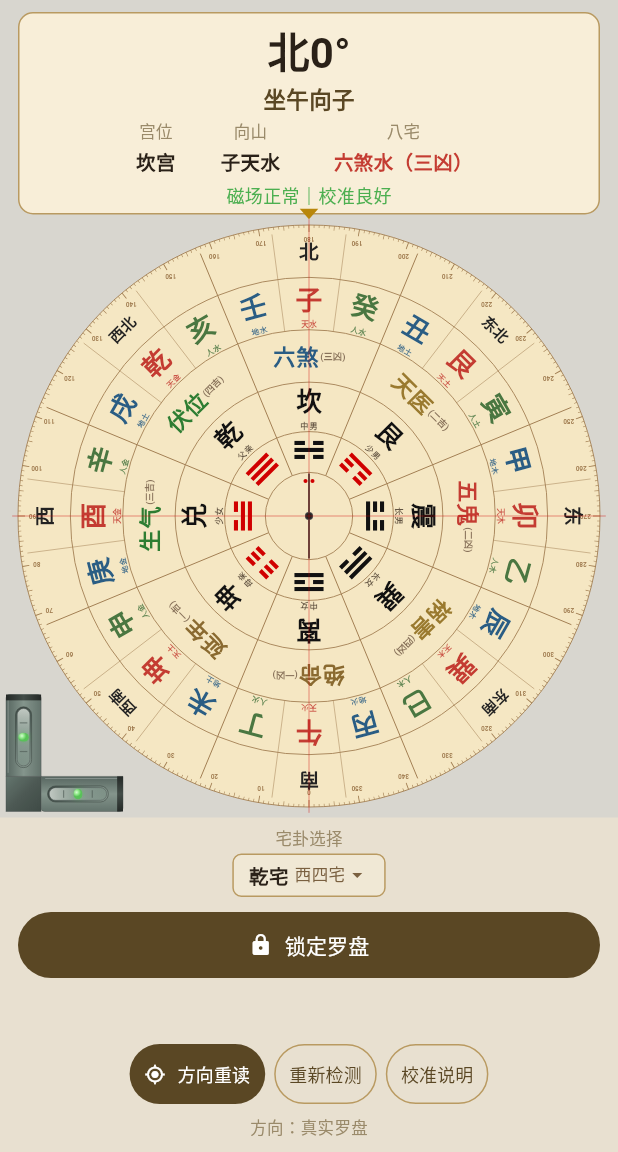
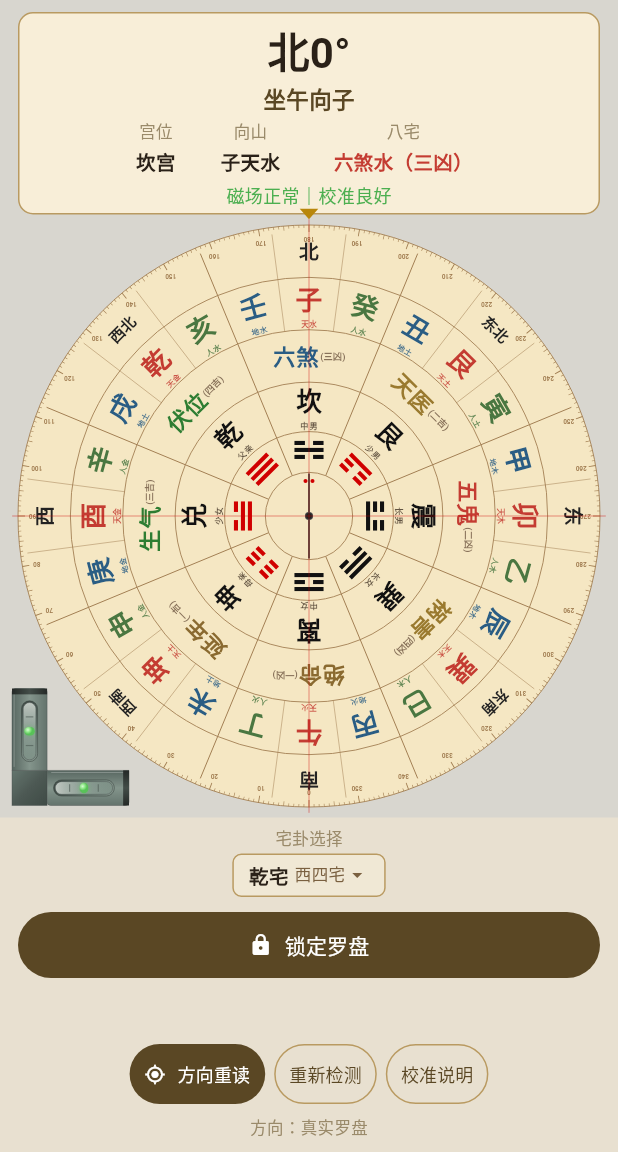
Before and after one commit to Heaifan/fengshii-luopan, a Flutter app: the screen it shows after launch, on a phone screen of 412 x 824 dp, the part 84-1236 px from its top. Run offline on Flutter 3.47's test engine with Material 3 defaults, Android fonts, the phone set to English and light mode, and no system bars; our stand-ins replace flutter_compass, flutter_riverpod, sensors_plus, shared_preferences.

Commit message:
fix: v0.4.3.2 - use locked status snapshot + adjust level indicator position

```diff
--- a/lib/features/compass/compass_page.dart
+++ b/lib/features/compass/compass_page.dart
@@ -679,8 +679,8 @@ class _CompassPageState extends State<CompassPage> {
                     ),
                   ),
                   Positioned(
-                    left: 4,
-                    bottom: 4,
+                    left: 8,
+                    bottom: 8,
                     child: _buildLevelIndicator(),
                   ),
                 ],
@@ -734,9 +734,12 @@ class _CompassPageState extends State<CompassPage> {
     final bazhaiText =
         '${reading.bazhaiStar}$starElement（${reading.bazhaiRank}）';
 
-    final statusText =
-        _isLocked ? '已锁定｜${status.text}' : status.text;
-    final statusColor = status.color;
+    final statusText = _isLocked
+        ? '已锁定｜${_lockedStatusText ?? status.text}'
+        : status.text;
+    final statusColor = _isLocked
+        ? (_lockedStatusColor ?? status.color)
+        : status.color;
 
     return Container(
       margin: const EdgeInsets.fromLTRB(12, 8, 12, 0),
```
